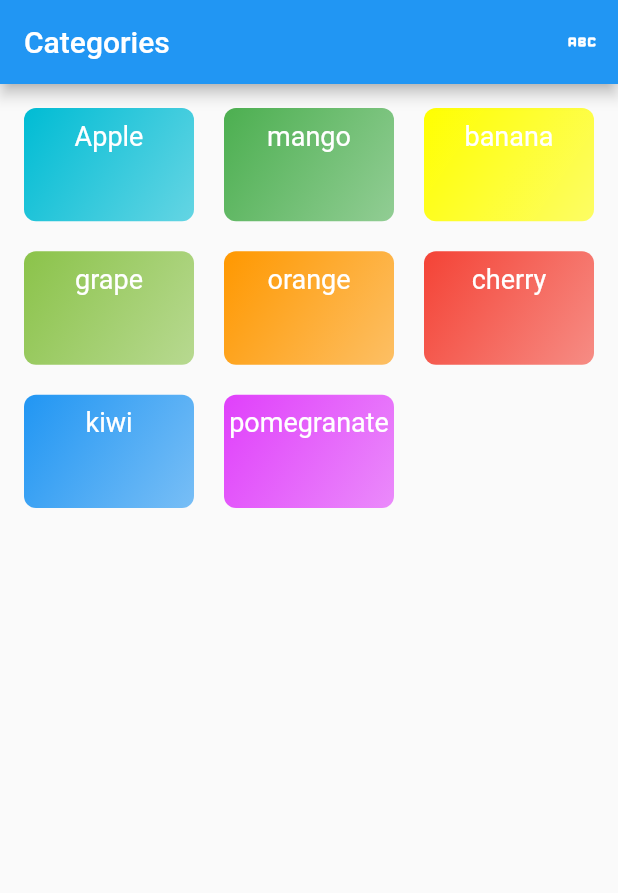
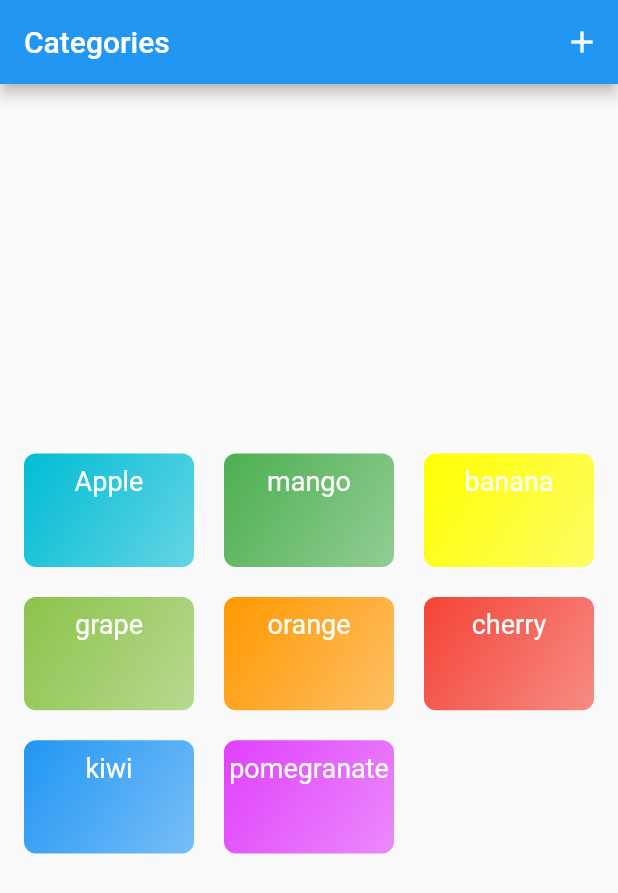
Before and after one commit to Sandhya00137/flutter_application_10, a Flutter app: the screen it shows after launch, on a phone screen of 412 x 824 dp. Shown: the top 893 px of the screen. Run offline on Flutter 3.47's test engine with Material 2 defaults, Android fonts, the phone set to English and light mode, and no system bars; our stand-ins replace flutter_staggered_animations.

```diff
--- a/lib/categories_screen.dart
+++ b/lib/categories_screen.dart
@@ -1,6 +1,7 @@
 import 'package:flutter/material.dart';
 import 'categoryData.dart';
 import 'categoryItem.dart';
+import 'dart:math' as math;
 
 class CategoriesScreen extends StatefulWidget {
   const CategoriesScreen({super.key});
@@ -12,7 +13,8 @@ class CategoriesScreen extends StatefulWidget {
 class _CategoriesScreenState extends State<CategoriesScreen>
     with SingleTickerProviderStateMixin {
   late AnimationController _animationController;
-  bool isClicked = false;
+
+  late Animation<double> animation;
 
   @override
   void initState() {
@@ -23,6 +25,23 @@ class _CategoriesScreenState extends State<CategoriesScreen>
       lowerBound: 0,
       upperBound: 1,
     );
+
+    final curvedAnimation = CurvedAnimation(
+        parent: _animationController,
+        curve: Curves.bounceIn,
+        reverseCurve: Curves.bounceOut);
+
+    animation = Tween<double>(begin: 0, end: 2 * math.pi).animate(curvedAnimation)
+      ..addListener(() {
+        setState(() {});
+      })
+      ..addStatusListener((status) {
+        if (status == AnimationStatus.completed) {
+          _animationController.reverse();
+        } else if (status == AnimationStatus.dismissed) {
+          _animationController.forward();
+        }
+      });
     _animationController.forward();
   }
 
@@ -40,23 +59,27 @@ class _CategoriesScreenState extends State<CategoriesScreen>
         actions: [
           IconButton(
             onPressed: () {
-                  setState(() {
-                    isClicked = true;
-                  });
+              print('The button is clicked');
             },
-                icon: AnimatedSwitcher(
-                  duration: Duration(milliseconds: 300),
-                  transitionBuilder: (child, animation) {
-                    return RotationTransition(
-                      turns: Tween(begin: 0.5, end: 1.0).animate(animation),
-                      child: child,
-                    );
-                  },
-                  child: Icon(
-                    Icons.abc_rounded,
-                    key: ValueKey(isClicked),
+            // icon: AnimatedSwitcher(
+            //   duration: Duration(milliseconds: 300),
+            //   transitionBuilder: (child, animation) {
+            //     return RotationTransition(
+            //       turns: Tween(begin: 0.5, end: 1.0).animate(animation),
+            //       child: child,
+            //     );
+            //   },
+            //   child: Icon(
+            //     Icons.abc_rounded,
+            //     key: ValueKey(isClicked),
+            //   ),
+            // )
+            // )
+            icon: Transform.rotate(
+              angle: animation.value,
+              child: const Icon(Icons.add),
             ),
-                ))
+          ),
         ],
       ),
       body: AnimatedBuilder(
@@ -92,6 +115,7 @@ class _CategoriesScreenState extends State<CategoriesScreen>
           ),
           child: child,
         ),
-        ));
+      ),
+    );
   }
 }
--- a/lib/categoryItem.dart
+++ b/lib/categoryItem.dart
@@ -1,6 +1,7 @@
 import 'package:flutter/foundation.dart';
 import 'package:flutter/material.dart';
 import 'package:flutter_application_10/category_model.dart';
+import 'package:flutter_application_10/details_screen.dart';
 
 class CategoryItem extends StatelessWidget {
   const CategoryItem({super.key, required this.categoryData});
@@ -10,7 +11,8 @@ class CategoryItem extends StatelessWidget {
   Widget build(BuildContext context) {
     return InkWell(
       onTap: () {
-
+        Navigator.of(context)
+            .push(MaterialPageRoute(builder: (ctx) => const DetailsScreen()));
       },
       splashColor: Colors.blueGrey,
       child: Container(
--- a/pubspec.yaml
+++ b/pubspec.yaml
@@ -9,6 +9,7 @@ environment:
 dependencies:
   flutter:
     sdk: flutter
+  flutter_staggered_animations: ^1.1.1
 
 dev_dependencies:
   flutter_test:
```
Also changed, not shown: lib/details_screen.dart (added, +53 -0 lines), pubspec.lock. Lines whose indentation alone changed are shown as unchanged.
